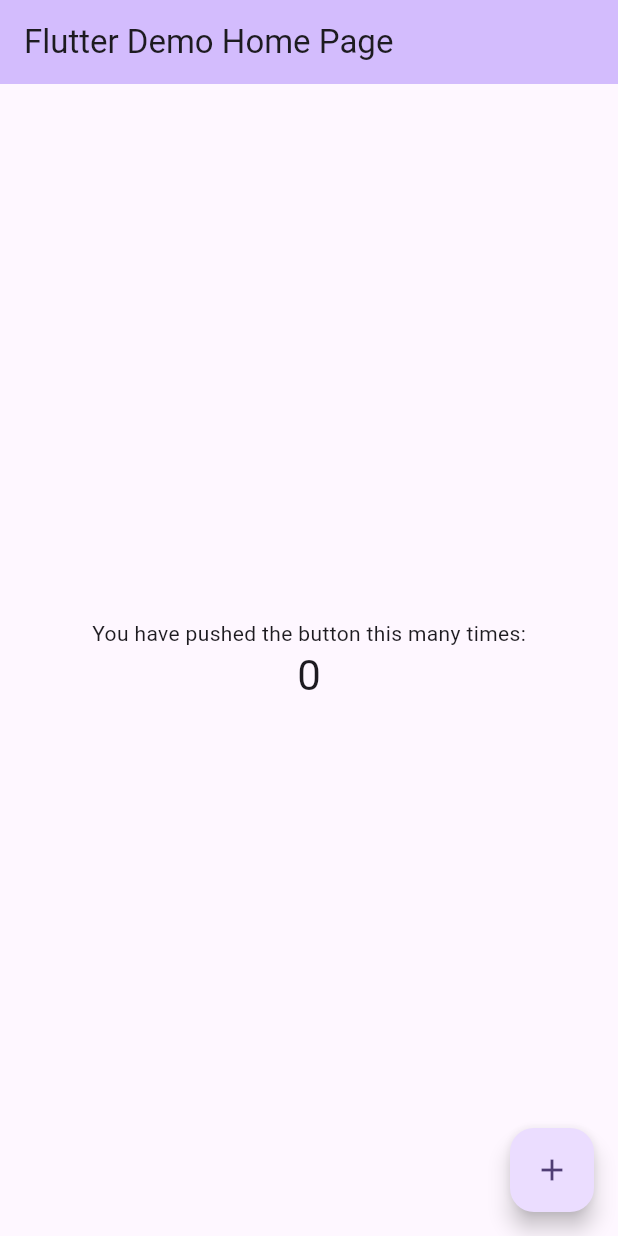
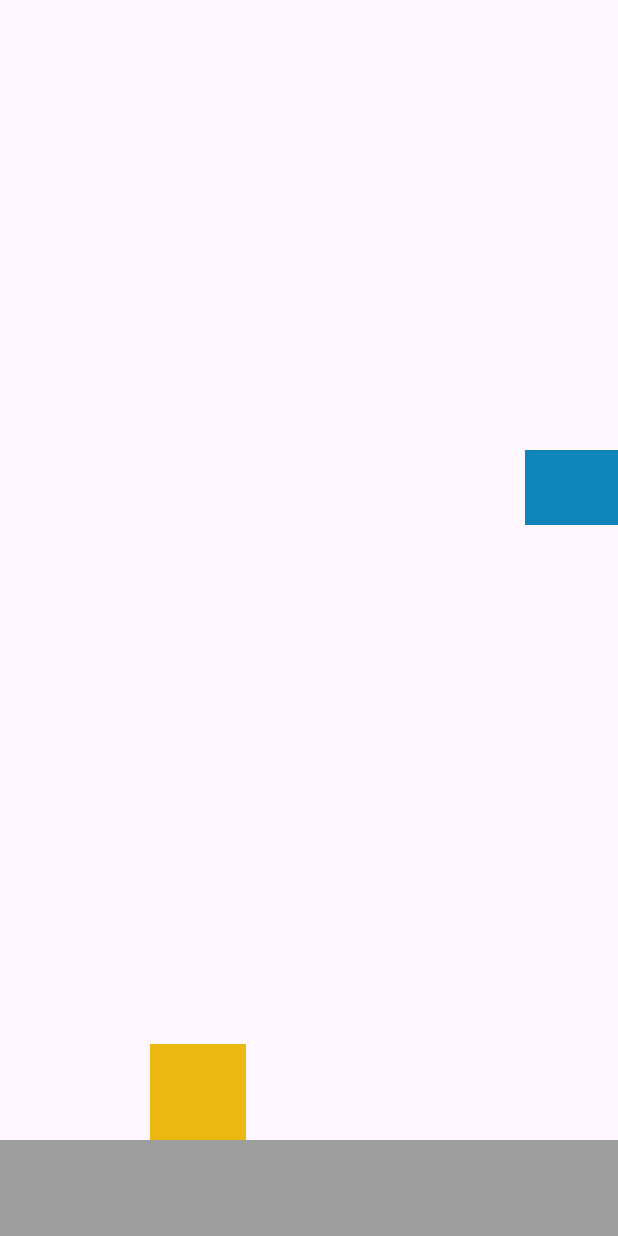
Before and after one commit to gultavo/packet-rush, a Flutter app: the screen it shows after launch, on a phone screen of 412 x 824 dp. Run offline on Flutter 3.47's test engine with Material 3 defaults, Android fonts, the phone set to English and light mode, and no system bars.

Commit message:
Feat: Protótipo de gameplay do jogo

```diff
--- /dev/null
+++ b/lib/game_board.dart
@@ -0,0 +1,197 @@
+import 'package:flutter/material.dart';
+import 'player.dart';
+import 'dart:async';
+import 'keys_map.dart';
+import 'package:flutter/services.dart';
+import 'objects.dart';
+
+class GameBoard extends StatefulWidget {
+  const GameBoard({super.key});
+
+  @override
+  State<GameBoard> createState() => _GameBoardState();
+}
+
+class _GameBoardState extends State<GameBoard> {
+  final player = Player(x: 100, y: 100);
+  final fps = Duration(milliseconds: 50);
+  final plataformas = <Objects>[];
+  final tiros = <Objects>[];
+  final keys = KeyMap();
+
+  double gravity = 10.0;
+  double velocidade = 20.0;
+  bool? isOnGround = false;
+
+  Timer? timer;
+  Size? screenSize;
+
+  void spawnPLataformas() {
+    plataformas.addAll([
+      Objects(x: 350, y: 300, width: 64 * 4),
+      Objects(x: 550, y: 200, width: 64 * 4),
+
+
+      for (var i = 0; i < screenSize!.width / 64; i++)
+        Objects(
+          x: i * 64,
+          y: screenSize!.height - 64, width: 64, height: 64,
+          type: Type.ground,
+        ),
+    ]);
+
+    update();
+  }
+
+  void update() {
+    timer = Timer.periodic(fps, (t) {
+      player.y += player.velocity.y;
+      player.x += player.velocity.x;
+
+      // Movimento da gravidade
+      // if (player.bottom + player.velocity.y <= screenSize!.height) {
+      //   player.velocity.y += gravity;
+      //   isOnGround = false;
+      // } else {
+      //   player.velocity.y = 0;
+      //   isOnGround = true;
+      // }
+
+      if (player.top <= screenSize!.height) {
+        player.velocity.y += gravity;
+        isOnGround = false;
+      } else {
+        reset();
+      }
+
+      // Movimento para os lados
+      if (keys.left && player.left > 0) {
+        player.velocity.x = -velocidade;
+      } else if (keys.right && player.right <= screenSize!.width) {
+        player.velocity.x = velocidade;
+      } else {
+        player.velocity.x = 0;
+      }
+
+      // Colisão com as plataformas
+      for (var plataforma in plataformas) {
+        if (
+          player.bottom <= plataforma.top &&
+          player.bottom + player.velocity.y >= plataforma.top &&
+          player.right > plataforma.left &&
+          player.left < plataforma.right
+          ) {
+            player.velocity.y = 0;
+            player.y = plataforma.top - player.height;
+            isOnGround = true;
+        }
+      }
+
+      // Tiro
+      for (var tiro in tiros) {
+        tiro.x += 20;
+      }
+
+      // Update three widgets
+      setState(() {});
+    });
+  }
+
+  void reset() {
+    player.velocity.x = 0;
+    player.velocity.y = 0;
+    player.y = 100;
+    player.x = 100;
+  }
+
+
+  @override
+  void initState() {
+    super.initState();
+
+    // Delay
+    Timer(const Duration(seconds: 1), spawnPLataformas);
+  }
+
+
+  @override
+  Widget build(BuildContext context) {
+    screenSize = MediaQuery.of(context).size;
+
+    return Scaffold(
+      body: Focus(
+        autofocus: true,
+        onKeyEvent: keyListener,
+        child: Stack(
+          children: [
+
+            for (var plataforma in plataformas)
+              Positioned(
+                top: plataforma.y,
+                left: plataforma.x,
+                width: plataforma.width,
+                height: plataforma.height,
+                child: Container(
+                  color: plataforma.type == Type.ground ? Colors.grey : const Color.fromARGB(255, 15, 132, 187),
+                ),
+              ),
+
+            for (var tiro in tiros)
+              AnimatedPositioned(
+                top: tiro.y,
+                left: tiro.x,
+
+                width: tiro.width,
+                height: tiro.height,
+
+                duration: fps,
+
+                child: Container(
+                  color: Colors.red,
+                ),
+              ),
+
+            AnimatedPositioned(
+              top: player.y,
+              left: player.x,
+
+              width: player.width,
+              height: player.height,
+
+              duration: fps,
+              // curve: Curves.linear,
+
+              child: Container(
+                height: 100,
+                color: const Color.fromARGB(255, 235, 184, 18),
+              ),
+            ),
+          ]
+        ),
+      ),
+    );
+  }
+
+  KeyEventResult keyListener(FocusNode node, KeyEvent event) {
+    var pressed = HardwareKeyboard.instance.isLogicalKeyPressed(event.logicalKey);
+
+  if (event.logicalKey == LogicalKeyboardKey.arrowLeft) {
+      keys.left = pressed;
+    } else if (event.logicalKey == LogicalKeyboardKey.arrowRight) {
+      keys.right = pressed;
+    } else if (event.logicalKey == LogicalKeyboardKey.arrowUp) {
+      if (pressed && isOnGround == true) {
+        player.velocity.y = -velocidade * 4;
+      }
+    } else if (event.logicalKey == LogicalKeyboardKey.space) {
+      tiros.add(Objects(
+        width: 32,
+        height: 12,
+        x: player.right,
+        y: player.top,
+      ));
+    }
+
+    return KeyEventResult.handled;
+  }
+}
--- /dev/null
+++ b/lib/keys_map.dart
@@ -0,0 +1,9 @@
+class KeyMap {
+  bool left;
+  bool right;
+
+  KeyMap({
+    this.left = false,
+    this.right = false,
+  });
+}
--- a/lib/main.dart
+++ b/lib/main.dart
@@ -1,4 +1,5 @@
 import 'package:flutter/material.dart';
+import 'game_board.dart';
 
 void main() {
   runApp(const MyApp());
@@ -12,111 +13,11 @@ class MyApp extends StatelessWidget {
   Widget build(BuildContext context) {
     return MaterialApp(
       title: 'Flutter Demo',
+      debugShowCheckedModeBanner: false,
       theme: ThemeData(
-        // This is the theme of your application.
-        //
-        // TRY THIS: Try running your application with "flutter run". You'll see
-        // the application has a purple toolbar. Then, without quitting the app,
-        // try changing the seedColor in the colorScheme below to Colors.green
-        // and then invoke "hot reload" (save your changes or press the "hot
-        // reload" button in a Flutter-supported IDE, or press "r" if you used
-        // the command line to start the app).
-        //
-        // Notice that the counter didn't reset back to zero; the application
-        // state is not lost during the reload. To reset the state, use hot
-        // restart instead.
-        //
-        // This works for code too, not just values: Most code changes can be
-        // tested with just a hot reload.
         colorScheme: ColorScheme.fromSeed(seedColor: Colors.deepPurple),
       ),
-      home: const MyHomePage(title: 'Flutter Demo Home Page'),
+      home: const GameBoard(),
     );
   }
 }
-
-class MyHomePage extends StatefulWidget {
-  const MyHomePage({super.key, required this.title});
-
-  // This widget is the home page of your application. It is stateful, meaning
-  // that it has a State object (defined below) that contains fields that affect
-  // how it looks.
-
-  // This class is the configuration for the state. It holds the values (in this
-  // case the title) provided by the parent (in this case the App widget) and
-  // used by the build method of the State. Fields in a Widget subclass are
-  // always marked "final".
-
-  final String title;
-
-  @override
-  State<MyHomePage> createState() => _MyHomePageState();
-}
-
-class _MyHomePageState extends State<MyHomePage> {
-  int _counter = 0;
-
-  void _incrementCounter() {
-    setState(() {
-      // This call to setState tells the Flutter framework that something has
-      // changed in this State, which causes it to rerun the build method below
-      // so that the display can reflect the updated values. If we changed
-      // _counter without calling setState(), then the build method would not be
-      // called again, and so nothing would appear to happen.
-      _counter++;
-    });
-  }
-
-  @override
-  Widget build(BuildContext context) {
-    // This method is rerun every time setState is called, for instance as done
-    // by the _incrementCounter method above.
-    //
-    // The Flutter framework has been optimized to make rerunning build methods
-    // fast, so that you can just rebuild anything that needs updating rather
-    // than having to individually change instances of widgets.
-    return Scaffold(
-      appBar: AppBar(
-        // TRY THIS: Try changing the color here to a specific color (to
-        // Colors.amber, perhaps?) and trigger a hot reload to see the AppBar
-        // change color while the other colors stay the same.
-        backgroundColor: Theme.of(context).colorScheme.inversePrimary,
-        // Here we take the value from the MyHomePage object that was created by
-        // the App.build method, and use it to set our appbar title.
-        title: Text(widget.title),
-      ),
-      body: Center(
-        // Center is a layout widget. It takes a single child and positions it
-        // in the middle of the parent.
-        child: Column(
-          // Column is also a layout widget. It takes a list of children and
-          // arranges them vertically. By default, it sizes itself to fit its
-          // children horizontally, and tries to be as tall as its parent.
-          //
-          // Column has various properties to control how it sizes itself and
-          // how it positions its children. Here we use mainAxisAlignment to
-          // center the children vertically; the main axis here is the vertical
-          // axis because Columns are vertical (the cross axis would be
-          // horizontal).
-          //
-          // TRY THIS: Invoke "debug painting" (choose the "Toggle Debug Paint"
-          // action in the IDE, or press "p" in the console), to see the
-          // wireframe for each widget.
-          mainAxisAlignment: MainAxisAlignment.center,
-          children: <Widget>[
-            const Text('You have pushed the button this many times:'),
-            Text(
-              '$_counter',
-              style: Theme.of(context).textTheme.headlineMedium,
-            ),
-          ],
-        ),
-      ),
-      floatingActionButton: FloatingActionButton(
-        onPressed: _incrementCounter,
-        tooltip: 'Increment',
-        child: const Icon(Icons.add),
-      ), // This trailing comma makes auto-formatting nicer for build methods.
-    );
-  }
-}
--- /dev/null
+++ b/lib/objects.dart
@@ -0,0 +1,24 @@
+enum Type { plataforma, ground }
+
+
+class Objects {
+  double x;
+  double y;
+  double width;
+  double height;
+
+  Type type;
+
+  Objects({
+    required this.x,
+    required this.y,
+    this.width = 50,
+    this.height = 50,
+    this.type = Type.plataforma,
+  });
+
+  double get top => y;
+  double get bottom => y + height;
+  double get left => x;
+  double get right => x + width;
+}
--- /dev/null
+++ b/lib/player.dart
@@ -0,0 +1,31 @@
+class Player {
+  double x;
+  double y;
+
+  double width;
+  double height;
+
+  Vector velocity = Vector(0, 0);
+
+  Player({
+    this.x = 0,
+    this.y = 0,
+    this.width = 64,
+    this.height = 64,
+  });
+
+  double get top => y;
+  double get bottom => y + height;
+  double get left => x;
+  double get right => x + width;
+}
+
+class Vector {
+  double x;
+  double y;
+
+  Vector(
+    this.x,
+    this.y,
+  );
+}
```
